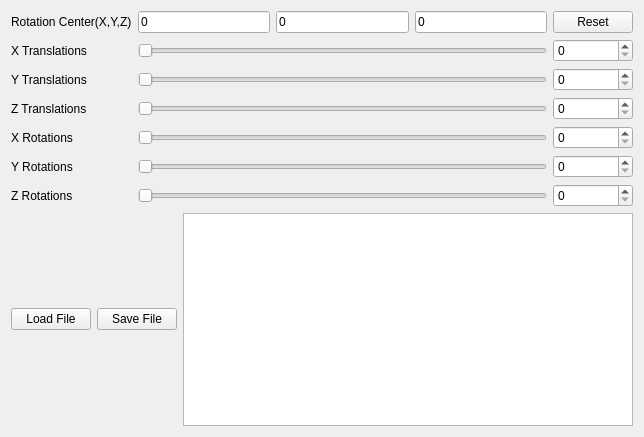
Above: vv/qt_ui/vvToolRigidReg.ui from open-vv/vv before the change. Below: the same form after it.
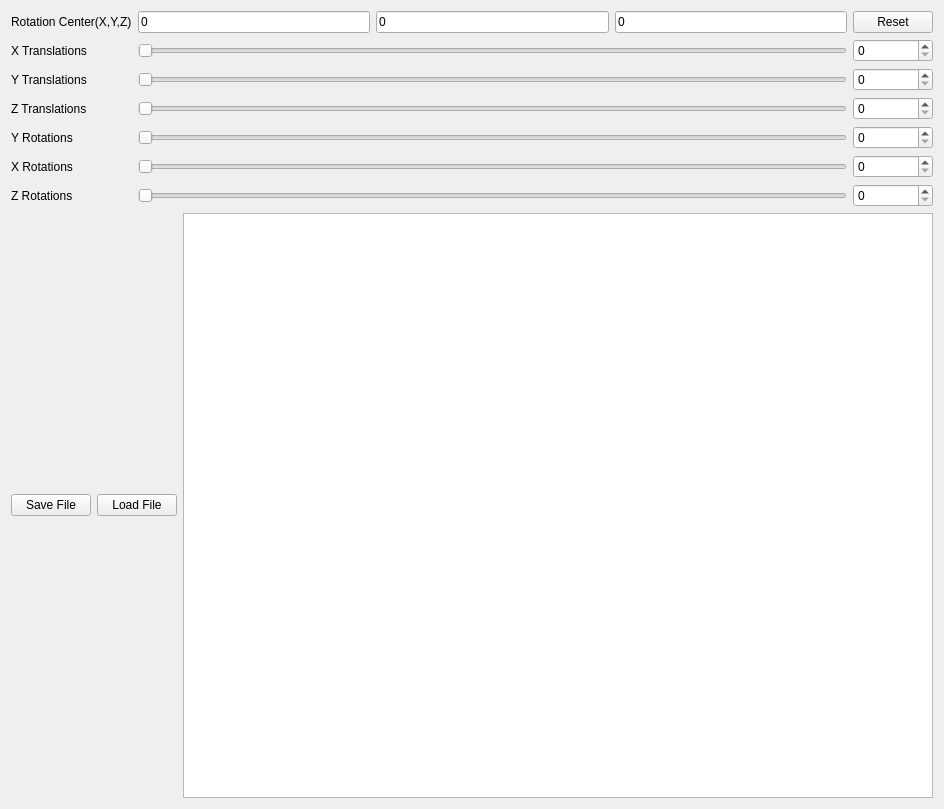
That is the form after the change.

Commit message: resized textedit

Patch:
```diff
--- a/vv/qt_ui/vvToolRigidReg.ui
+++ b/vv/qt_ui/vvToolRigidReg.ui
@@ -6,8 +6,8 @@
    <rect>
     <x>0</x>
     <y>0</y>
-    <width>644</width>
-    <height>437</height>
+    <width>944</width>
+    <height>809</height>
    </rect>
   </property>
   <property name="windowTitle">
@@ -26,7 +26,7 @@
        </property>
       </widget>
      </item>
-     <item row="1" column="3">
+     <item row="1" column="4">
       <widget class="QSpinBox" name="xtrans_sb"/>
      </item>
      <item row="6" column="2">
@@ -36,10 +36,10 @@
        </property>
       </widget>
      </item>
-     <item row="6" column="3">
+     <item row="6" column="4">
       <widget class="QSpinBox" name="ytrans_sb"/>
      </item>
-     <item row="7" column="3">
+     <item row="7" column="4">
       <widget class="QSpinBox" name="ztrans_sb"/>
      </item>
      <item row="1" column="0">
@@ -63,51 +63,34 @@
        </property>
       </widget>
      </item>
-     <item row="8" column="2">
+     <item row="10" column="2">
       <widget class="QSlider" name="xrot_slider">
        <property name="orientation">
         <enum>Qt::Horizontal</enum>
        </property>
       </widget>
      </item>
-     <item row="8" column="3">
+     <item row="10" column="4">
       <widget class="QSpinBox" name="xrot_sb"/>
      </item>
-     <item row="8" column="0">
+     <item row="10" column="0">
       <widget class="QLabel" name="xrot">
        <property name="text">
         <string>X Rotations</string>
        </property>
       </widget>
      </item>
-     <item row="9" column="2">
-      <widget class="QSlider" name="yrot_slider">
-       <property name="orientation">
-        <enum>Qt::Horizontal</enum>
-       </property>
-      </widget>
-     </item>
-     <item row="9" column="3">
-      <widget class="QSpinBox" name="yrot_sb"/>
-     </item>
-     <item row="9" column="0">
-      <widget class="QLabel" name="yrot">
-       <property name="text">
-        <string>Y Rotations</string>
-       </property>
-      </widget>
-     </item>
-     <item row="10" column="2">
+     <item row="12" column="2">
       <widget class="QSlider" name="zrot_slider">
        <property name="orientation">
         <enum>Qt::Horizontal</enum>
        </property>
       </widget>
      </item>
-     <item row="10" column="3">
+     <item row="12" column="4">
       <widget class="QSpinBox" name="zrot_sb"/>
      </item>
-     <item row="10" column="0">
+     <item row="12" column="0">
       <widget class="QLabel" name="zrot">
        <property name="text">
         <string>Z Rotations</string>
@@ -146,7 +129,7 @@
        </item>
       </layout>
      </item>
-     <item row="0" column="3">
+     <item row="0" column="4">
       <widget class="QPushButton" name="resetbutton">
        <property name="text">
         <string>Reset</string>
@@ -160,26 +143,56 @@
        </property>
       </widget>
      </item>
+     <item row="8" column="0">
+      <widget class="QLabel" name="yrot">
+       <property name="text">
+        <string>Y Rotations</string>
+       </property>
+      </widget>
+     </item>
+     <item row="8" column="4">
+      <widget class="QSpinBox" name="yrot_sb"/>
+     </item>
+     <item row="8" column="2">
+      <widget class="QSlider" name="yrot_slider">
+       <property name="orientation">
+        <enum>Qt::Horizontal</enum>
+       </property>
+      </widget>
+     </item>
     </layout>
    </item>
    <item>
-    <layout class="QGridLayout" name="gridLayout_2">
-     <item row="0" column="2">
+    <layout class="QHBoxLayout" name="horizontalLayout_2">
+     <item>
       <widget class="QPushButton" name="savebutton">
        <property name="text">
         <string>Save File</string>
        </property>
       </widget>
      </item>
-     <item row="0" column="1">
+     <item>
       <widget class="QPushButton" name="loadbutton">
        <property name="text">
         <string>Load File</string>
        </property>
       </widget>
      </item>
-     <item row="0" column="3">
-      <widget class="QTextEdit" name="textEdit"/>
+     <item>
+      <widget class="QTextEdit" name="textEdit">
+       <property name="minimumSize">
+        <size>
+         <width>50</width>
+         <height>0</height>
+        </size>
+       </property>
+       <property name="baseSize">
+        <size>
+         <width>50</width>
+         <height>50</height>
+        </size>
+       </property>
+      </widget>
      </item>
     </layout>
    </item>
```
